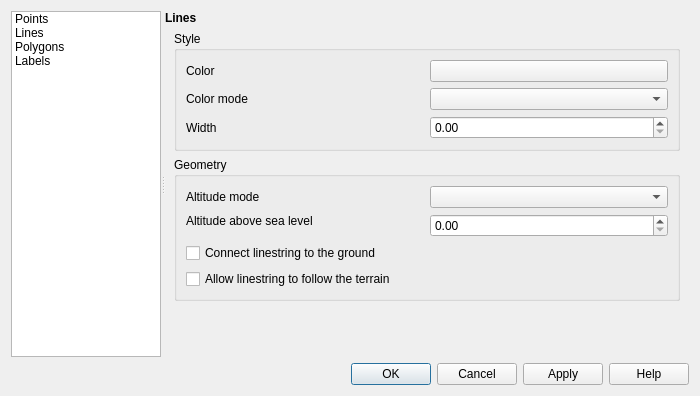
Before: the Qt Designer form ui/optionsdialogbase.ui in alexbruy/getools, drawn with Qt 5.
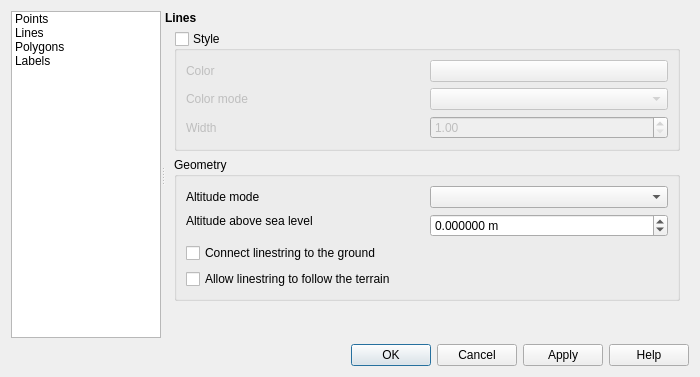
After: the same form once the commit is applied. The open tabs and pages were chosen to show the change. Custom widgets are drawn as their Qt base class.

Commit message: more work on options dialog:   set icons   populate controls with values   load/save settings

The edit to the form file:
```diff
--- a/ui/optionsdialogbase.ui
+++ b/ui/optionsdialogbase.ui
@@ -7,7 +7,7 @@
     <x>0</x>
     <y>0</y>
     <width>700</width>
-    <height>396</height>
+    <height>377</height>
    </rect>
   </property>
   <property name="minimumSize">
@@ -297,8 +297,8 @@
                <rect>
                 <x>0</x>
                 <y>0</y>
-                <width>271</width>
-                <height>277</height>
+                <width>526</width>
+                <height>307</height>
                </rect>
               </property>
               <layout class="QVBoxLayout" name="verticalLayout_15">
@@ -313,6 +313,21 @@
                  <property name="title">
                   <string>Style</string>
                  </property>
+                 <property name="checkable">
+                  <bool>true</bool>
+                 </property>
+                 <property name="checked">
+                  <bool>false</bool>
+                 </property>
+                 <property name="collapsed" stdset="0">
+                  <bool>false</bool>
+                 </property>
+                 <property name="saveCollapsedState" stdset="0">
+                  <bool>true</bool>
+                 </property>
+                 <property name="saveCheckedState" stdset="0">
+                  <bool>true</bool>
+                 </property>
                  <layout class="QGridLayout" name="gridLayout_3">
                   <item row="0" column="0">
                    <widget class="QLabel" name="label_8">
@@ -322,7 +337,7 @@
                    </widget>
                   </item>
                   <item row="0" column="1">
-                   <widget class="QPushButton" name="btnlineColor">
+                   <widget class="QgsColorButton" name="btnLineColor">
                     <property name="text">
                      <string/>
                     </property>
@@ -346,7 +361,14 @@
                    </widget>
                   </item>
                   <item row="2" column="1">
-                   <widget class="QDoubleSpinBox" name="spbLineWidth"/>
+                   <widget class="QDoubleSpinBox" name="spnLineWidth">
+                    <property name="minimum">
+                     <double>1.000000000000000</double>
+                    </property>
+                    <property name="maximum">
+                     <double>100.000000000000000</double>
+                    </property>
+                   </widget>
                   </item>
                  </layout>
                 </widget>
@@ -358,7 +380,20 @@
                  </property>
                  <layout class="QGridLayout" name="gridLayout_4">
                   <item row="1" column="1" rowspan="2">
-                   <widget class="QDoubleSpinBox" name="spnLineAltitude"/>
+                   <widget class="QDoubleSpinBox" name="spnLineAltitude">
+                    <property name="suffix">
+                     <string> m</string>
+                    </property>
+                    <property name="decimals">
+                     <number>6</number>
+                    </property>
+                    <property name="minimum">
+                     <double>-999999.999998999992386</double>
+                    </property>
+                    <property name="value">
+                     <double>0.000000000000000</double>
+                    </property>
+                   </widget>
                   </item>
                   <item row="0" column="1">
                    <widget class="QComboBox" name="cmbLineAltMode"/>
@@ -701,6 +736,19 @@
    </item>
   </layout>
  </widget>
+ <customwidgets>
+  <customwidget>
+   <class>QgsCollapsibleGroupBox</class>
+   <extends>QGroupBox</extends>
+   <header>qgis.gui</header>
+   <container>1</container>
+  </customwidget>
+  <customwidget>
+   <class>QgsColorButton</class>
+   <extends>QPushButton</extends>
+   <header>qgis.gui</header>
+  </customwidget>
+ </customwidgets>
  <resources/>
  <connections>
   <connection>
```
Left out of the diff: 145 changed lines with no effect on the pictures. The commit also changes 1 other file.
